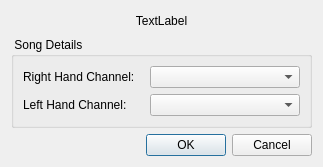
Qt form PianoBooster/src/GuiSongDetailsDialog.ui (chrisballinger/PianoBooster) before a commit.
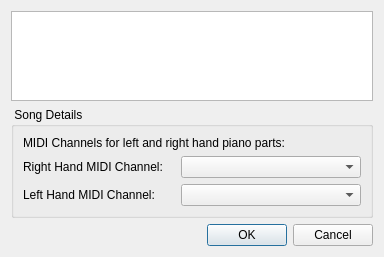
The same form after that commit.

```diff
--- a/PianoBooster/src/GuiSongDetailsDialog.ui
+++ b/PianoBooster/src/GuiSongDetailsDialog.ui
@@ -5,8 +5,8 @@
    <rect>
     <x>0</x>
     <y>0</y>
-    <width>323</width>
-    <height>167</height>
+    <width>384</width>
+    <height>257</height>
    </rect>
   </property>
   <property name="windowTitle" >
@@ -14,47 +14,44 @@
   </property>
   <layout class="QVBoxLayout" name="verticalLayout_2" >
    <item>
-    <widget class="QLabel" name="currentSongNameLabel" >
-     <property name="sizePolicy" >
-      <sizepolicy vsizetype="Minimum" hsizetype="Preferred" >
-       <horstretch>0</horstretch>
-       <verstretch>0</verstretch>
-      </sizepolicy>
-     </property>
-     <property name="text" >
-      <string>TextLabel</string>
-     </property>
-     <property name="alignment" >
-      <set>Qt::AlignCenter</set>
-     </property>
-    </widget>
+    <widget class="QTextEdit" name="songInfoText" />
    </item>
    <item>
     <widget class="QGroupBox" name="groupBox_2" >
      <property name="title" >
       <string> Song Details</string>
      </property>
-     <layout class="QVBoxLayout" name="verticalLayout_3" >
+     <layout class="QVBoxLayout" name="verticalLayout" >
+      <item>
+       <widget class="QLabel" name="label_3" >
+        <property name="text" >
+         <string>MIDI Channels for left and right hand piano parts:</string>
+        </property>
+        <property name="wordWrap" >
+         <bool>false</bool>
+        </property>
+       </widget>
+      </item>
       <item>
        <layout class="QGridLayout" name="gridLayout" >
         <item row="0" column="0" >
          <widget class="QLabel" name="label" >
           <property name="text" >
-           <string>Right Hand Channel:</string>
+           <string>Right Hand MIDI Channel:</string>
           </property>
          </widget>
         </item>
         <item row="0" column="1" >
          <widget class="QComboBox" name="leftHandChannelCombo" >
           <property name="sizePolicy" >
-           <sizepolicy vsizetype="Fixed" hsizetype="Preferred" >
+           <sizepolicy vsizetype="Preferred" hsizetype="Preferred" >
             <horstretch>0</horstretch>
             <verstretch>0</verstretch>
            </sizepolicy>
           </property>
           <property name="minimumSize" >
            <size>
-            <width>150</width>
+            <width>180</width>
             <height>0</height>
            </size>
           </property>
@@ -63,14 +60,14 @@
         <item row="1" column="0" >
          <widget class="QLabel" name="label_2" >
           <property name="text" >
-           <string>Left Hand Channel:</string>
+           <string>Left Hand MIDI Channel:</string>
           </property>
          </widget>
         </item>
         <item row="1" column="1" >
          <widget class="QComboBox" name="rightHandChannelCombo" >
           <property name="sizePolicy" >
-           <sizepolicy vsizetype="Fixed" hsizetype="Preferred" >
+           <sizepolicy vsizetype="Preferred" hsizetype="Preferred" >
             <horstretch>0</horstretch>
             <verstretch>0</verstretch>
            </sizepolicy>
```
Left out of the diff: 2 changed lines with no effect on the pictures.
